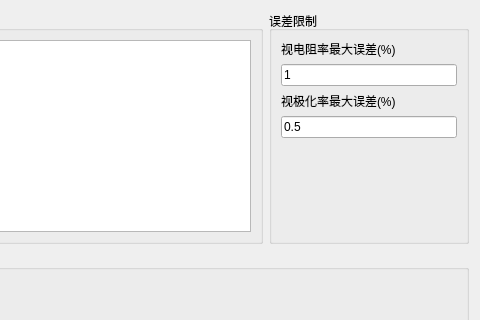
First picture: the form in wdt_out_put.ui, repository Anticiper/TdipProc, before the edit; both pictures show x 291 to 771 and y 0 to 320 of the 771 by 1067 pixel window.
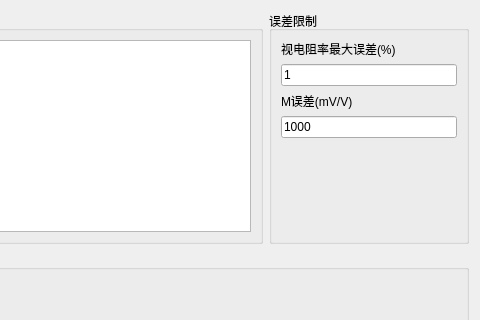
Second picture: the form after the edit.

The edit to the form file:
```diff
--- a/wdt_out_put.ui
+++ b/wdt_out_put.ui
@@ -68,7 +68,7 @@
           <item>
            <widget class="QLabel" name="label_6">
             <property name="text">
-             <string>视极化率最大误差(%)</string>
+             <string>M误差(mV/V)</string>
             </property>
            </widget>
           </item>
@@ -81,7 +81,7 @@
              </sizepolicy>
             </property>
             <property name="text">
-             <string>0.5</string>
+             <string>1000</string>
             </property>
            </widget>
           </item>
```
Left out of the diff: 4 changed lines with no effect on the pictures.
